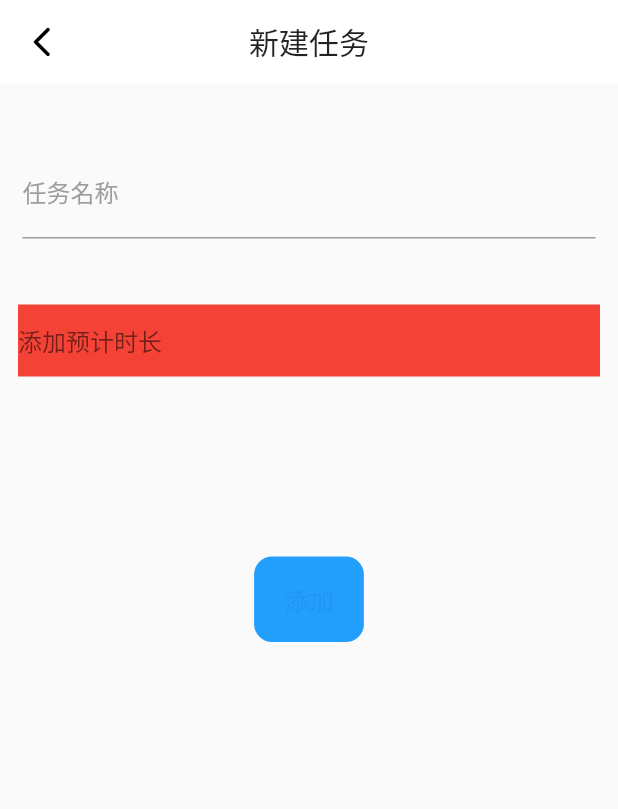
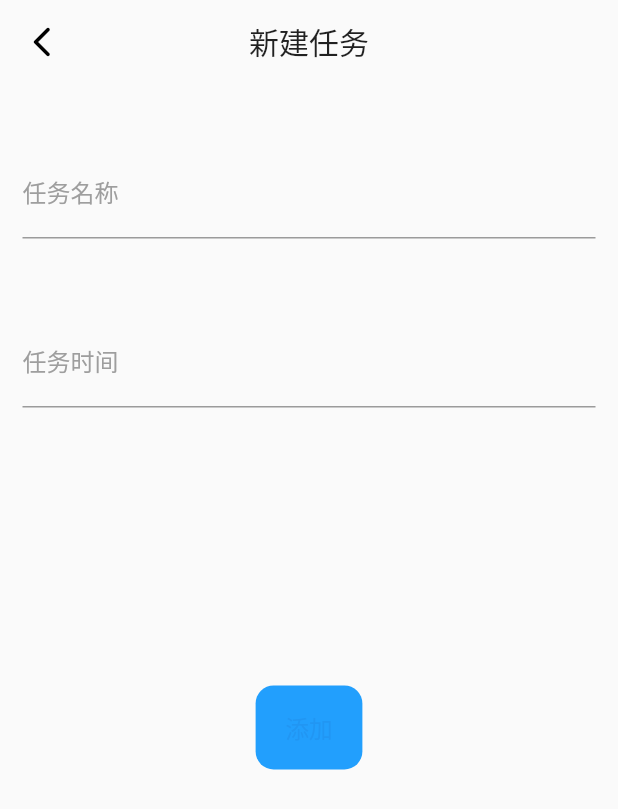
Before and after one commit to semperhhh/zhishu_card, a Flutter app: the HomeAddVC screen opened directly, on a phone screen of 412 x 824 dp. Shown: the top 809 px of the screen. Run offline on Flutter 3.47's test engine with Material 2 defaults, Android fonts, the phone set to English and light mode, and no system bars; our stand-ins replace flutter_screenutil, get, image_picker, shared_preferences, sqflite, table_calendar; accounts and stored records are empty; generated files the repository leaves out were written again; Roboto replaces fonts that are missing (PingFangSC).

Commit message:
<feat> 添加任务功能90%

```diff
--- a/lib/Home/HomeAddVC.dart
+++ b/lib/Home/HomeAddVC.dart
@@ -1,18 +1,23 @@
 import 'package:flutter/cupertino.dart';
 import 'package:flutter/material.dart';
 import 'package:flutter_screenutil/flutter_screenutil.dart';
+import 'package:zhishu_card/Custom/PopView/ZPHPopDialog.dart';
+import 'package:zhishu_card/Home/Models/HomeModel.dart';
 import 'package:zhishu_card/Tools/ColorUtil.dart';
-import 'package:zhishu_card/Tools/MainTool.dart';
+import 'package:zhishu_card/Tools/UserPrefereTool.dart';
 
 class HomeAddVC extends StatelessWidget {
   TextEditingController _nameController = TextEditingController();
   FocusNode _nameFocus = FocusNode();
+  TextEditingController _timeController = TextEditingController();
+  FocusNode _timeFocus = FocusNode();
+
   @override
   Widget build(BuildContext context) {
     return Scaffold(
       appBar: AppBar(
         title: Text("新建任务"),
-        backgroundColor: Colors.white,
+        backgroundColor: Theme.of(context).scaffoldBackgroundColor,
         shadowColor: Colors.transparent,
       ),
       body: GestureDetector(
@@ -20,15 +25,20 @@ class HomeAddVC extends StatelessWidget {
           child: Column(
             children: [
               _nameWidget(),
-              SizedBox(height: 24),
-              _timeWidget(),
-              SizedBox(height: 120),
-              _addButtonWidget()
+              SizedBox(height: 24.h),
+              _timeWidget(context),
+              SizedBox(height: 150.h),
+              _addButtonWidget(context)
             ],
           ),
         ),
         onTap: () {
-          _nameFocus.unfocus();
+          if (_nameFocus.hasFocus) {
+            _nameFocus.unfocus();
+          }
+          if (_timeFocus.hasFocus) {
+            _timeFocus.unfocus();
+          }
         },
       ),
     );
@@ -51,33 +61,57 @@ class HomeAddVC extends StatelessWidget {
     );
   }
 
-  Widget _timeWidget() {
-    return Listener(
-      child: Padding(
-        padding: EdgeInsets.only(top: 20.0, left: 12.0, right: 12.0),
-        child: Container(
-          color: Colors.red,
-          padding: EdgeInsets.only(top: 12.0, bottom: 12.0),
-          width: ScreenUtil().screenWidth,
-          child: Text(
-            "添加预计时长",
-            // textAlign: TextAlign.start,
-            style: TextStyle(fontSize: 16.0, color: Colors.black54),
+  Widget _timeWidget(BuildContext context) {
+    return Padding(
+      padding: EdgeInsets.only(left: 15, right: 15, top: 24),
+      child: TextField(
+        controller: _timeController,
+        focusNode: _timeFocus,
+        keyboardType: TextInputType.number,
+        decoration: InputDecoration(
+          labelText: "任务时间",
+          labelStyle: TextStyle(color: Colors.grey),
+          focusedBorder: UnderlineInputBorder(
+            borderSide: BorderSide(color: Colors.blue, width: 2.0),
           ),
         ),
       ),
-      onPointerDown: (event) {
-        print("添加时间");
-      },
     );
   }
 
-  Widget _addButtonWidget() {
+  Widget _addButtonWidget(BuildContext context) {
     return CupertinoButton(
       color: ColorUtil.blue,
-      child: Text("添加"),
+      child: Text(
+        "添加",
+        style: TextStyle(fontSize: 16),
+      ),
       onPressed: () {
-        print("添加任务 name - ${_nameController.text}");
+        String name = _nameController.text;
+        String time = _timeController.text;
+        print("添加任务 name - $name -- time - $time");
+        if (name.isEmpty || time.isEmpty) {
+          showToastDialog(context: context, text: "名称与时间不能为空");
+        } else {
+          // 添加全部任务
+          UserPrefereTool.sharedReadAllTask().then((list) {
+            List<HomeModel> l = list.map((e) => HomeModel.fromJson(e)).toList();
+            HomeModel m = HomeModel(
+                UserPrefereTool.sharedTaskId(), name, int.parse(time));
+            l.add(m);
+            UserPrefereTool.sharedWriteAllTask(l);
+          });
+
+          // 添加今日任务
+          UserPrefereTool.sharedReadCurrentTask().then((list) {
+            List<HomeModel> l = list.map((e) => HomeModel.fromJson(e)).toList();
+            HomeModel m = HomeModel(
+                UserPrefereTool.sharedTaskId(), name, int.parse(time));
+            l.add(m);
+            UserPrefereTool.sharedWriteCurrentTask(l);
+          });
+          Navigator.pop(context);
+        }
       },
     );
   }
--- a/lib/Tools/UserPrefereTool.dart
+++ b/lib/Tools/UserPrefereTool.dart
@@ -1,8 +1,6 @@
 // 分享工具类
 
 import 'dart:convert';
-
-import 'package:flutter/material.dart';
 import 'package:shared_preferences/shared_preferences.dart';
 import 'package:intl/intl.dart';
 import 'package:zhishu_card/Home/Models/HomeModel.dart';
@@ -148,10 +146,12 @@ extension UserPrefereToolFirst on UserPrefereTool {
 }
 
 extension UserPrefereToolLogin on UserPrefereTool {
-  // 退出清除头像
+  // 退出清除数据
   static void exit() {
     UserPrefereTool._pres.setString(NAME, "");
     UserPrefereTool._pres.setString(DESC, "");
+    UserPrefereTool.sharedWriteAllTask([]);
+    UserPrefereTool.sharedWriteCurrentTask([]);
     FileUtil.deleteLocalFile("head.png");
   }
 
--- a/pubspec.yaml
+++ b/pubspec.yaml
@@ -46,6 +46,8 @@ dependencies:
   sqflite: ^1.3.0
   # 键盘遮挡
   keyboard_avoider: ^0.1.2
+  # getx
+  get:
 
 dev_dependencies:
   flutter_test:
```
Also changed, not shown: lib/Login/LoginViewController.dart (+11 -10 lines), lib/Setting/SettingViewController.dart (+1 -55 lines), lib/Setting/Views/SettingViewCell.dart (added, +54 -0 lines), lib/Tools/FileUtil.dart (+7 -1 lines), lib/main.dart (+19 -4 lines), pubspec.lock.
